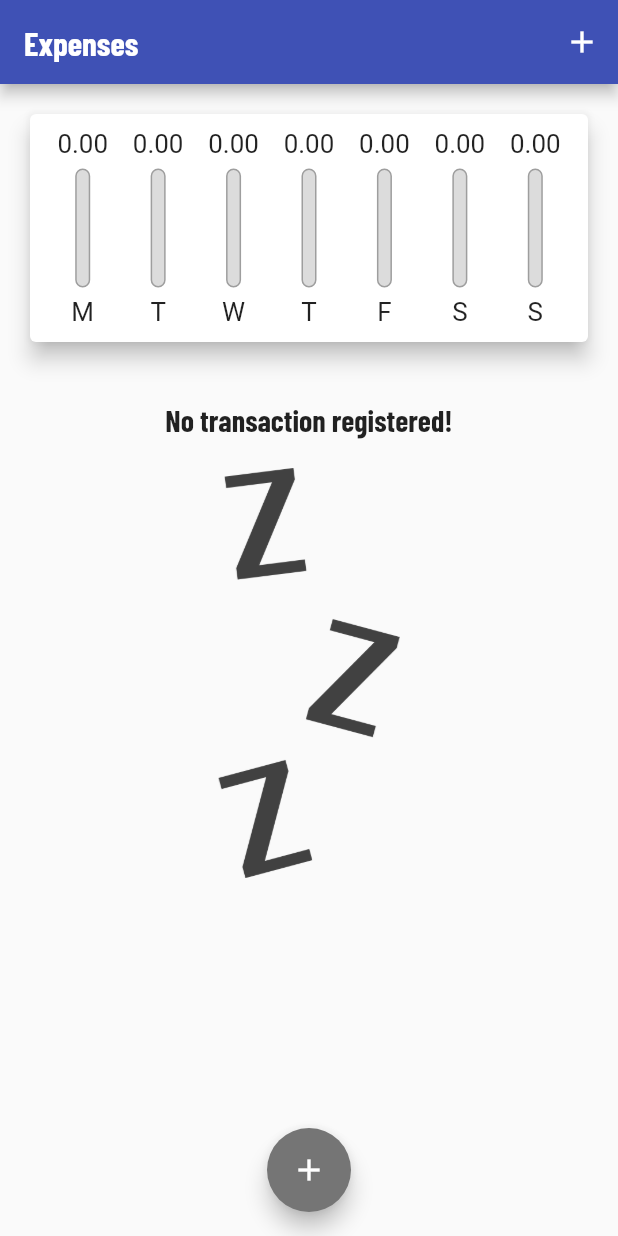
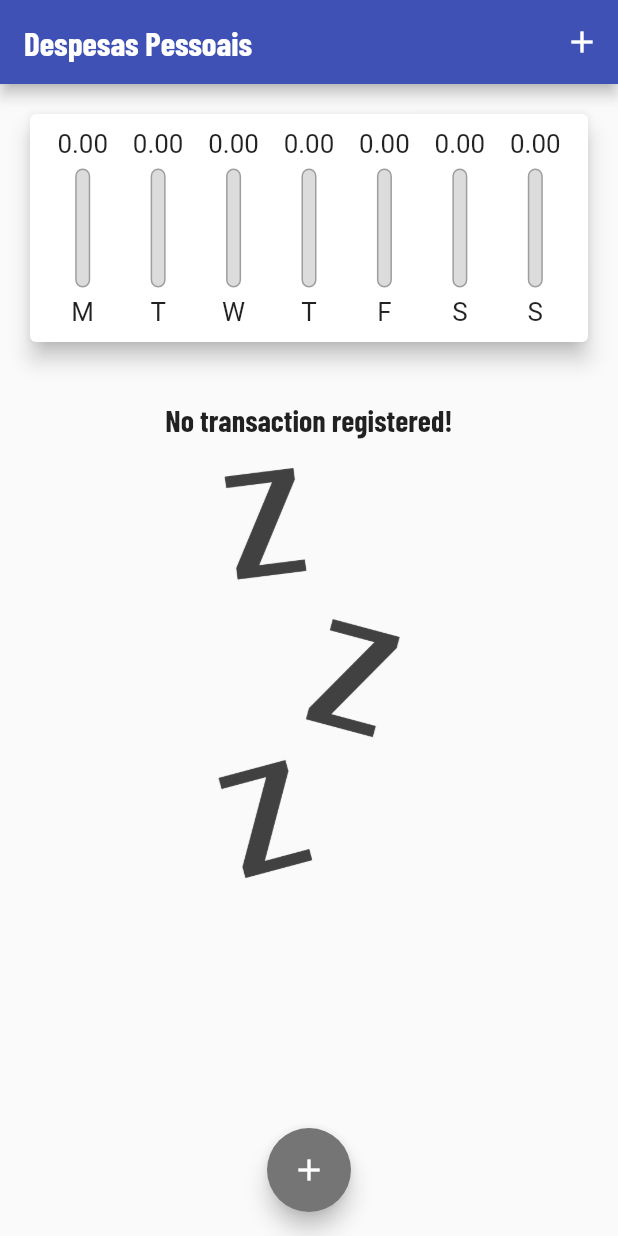
Before and after one commit to Luis020-hub/Despesas-Pessoais-Flutter, a Flutter app: the screen it shows after launch, on a phone screen of 412 x 824 dp. Run offline on Flutter 3.47's test engine with Material 2 defaults, Android fonts, the phone set to English and light mode, and no system bars.

Commit message:
29/01/2023
- Simplificação do código.
- Detectando plataforma IOS e alterando para se adaptar ao IOS.
- Utilizando Cupertino.

```diff
--- a/lib/main.dart
+++ b/lib/main.dart
@@ -1,6 +1,11 @@
+import 'dart:math';
+import 'dart:io';
+
 import 'package:expenses/components/transaction_form.dart';
 import 'package:flutter/material.dart';
-import 'dart:math';
+import 'package:flutter/cupertino.dart';
+
+import 'components/transaction_form.dart';
 import 'components/transaction_list.dart';
 import 'components/chart.dart';
 import 'models/transaction.dart';
@@ -92,37 +97,43 @@ class _MyHomePageState extends State<MyHomePage> {
     );
   }
 
+  Widget _getIconButton(IconData icon, Function() fn) {
+    return Platform.isIOS
+        ? GestureDetector(onTap: fn, child: Icon(icon))
+        : IconButton(icon: Icon(icon), onPressed: fn);
+  }
+
   @override
   Widget build(BuildContext context) {
-    bool isLandscape =
-        MediaQuery.of(context).orientation == Orientation.landscape;
+    final mediaQuery = MediaQuery.of(context);
+    bool isLandscape = mediaQuery.orientation == Orientation.landscape;
 
-    final appBar = AppBar(
-      title: const Text("Expenses"),
-      actions: [
+    final actions = [
       if (isLandscape)
-          IconButton(
-            icon: Icon(_showChart ? Icons.list : Icons.show_chart),
-            onPressed: () => {
+        _getIconButton(
+          _showChart ? Icons.list : Icons.show_chart,
+          () {
             setState(() {
               _showChart = !_showChart;
-              })
+            });
           },
         ),
-        IconButton(
-          icon: const Icon(Icons.add),
-          onPressed: () => _openTransactionFormModal(context),
+      _getIconButton(
+        Platform.isIOS ? CupertinoIcons.add : Icons.add,
+        () => _openTransactionFormModal(context),
       ),
-      ],
+    ];
+
+    final PreferredSizeWidget appBar = AppBar(
+      title: const Text('Despesas Pessoais'),
+      actions: actions,
     );
 
-    final avaibleHeight = MediaQuery.of(context).size.height -
+    final availableHeight = mediaQuery.size.height -
         appBar.preferredSize.height -
-        MediaQuery.of(context).padding.top;
+        mediaQuery.padding.top;
 
-    return Scaffold(
-      appBar: appBar,
-      body: SingleChildScrollView(
+    final bodyPage = SingleChildScrollView(
       child: Column(
         crossAxisAlignment: CrossAxisAlignment.stretch,
         children: [
@@ -143,22 +154,44 @@ class _MyHomePageState extends State<MyHomePage> {
           //   ),
           if (_showChart || !isLandscape)
             SizedBox(
-                height: avaibleHeight * (isLandscape ? /* Paisagem -> */ 0.80  : /* Retrato -> */ 0.25 ),
+              height: availableHeight *
+                  (isLandscape
+                      ? /* Paisagem -> */ 0.80
+                      : /* Retrato -> */ 0.25),
               child: Chart(_recentTransactions),
             ),
           if (!_showChart || !isLandscape)
             SizedBox(
-                height: avaibleHeight * (isLandscape ? /* Paisagem -> */ 0.9 :  /* Retrato -> */ 0.63),
+              height: availableHeight *
+                  (isLandscape ? /* Paisagem -> */ 0.9 : /* Retrato -> */ 0.63),
               child: TransactionList(_transactions, _removeTransaction),
             ),
         ],
       ),
+    );
+
+    return Platform.isIOS
+        ? CupertinoPageScaffold(
+            navigationBar: CupertinoNavigationBar(
+              middle: const Text('Expenses'),
+              trailing: Row(
+                mainAxisSize: MainAxisSize.min,
+                children: actions,
               ),
-      floatingActionButton: FloatingActionButton(
+            ),
+            child: bodyPage,
+          )
+        : Scaffold(
+            appBar: appBar,
+            body: bodyPage,
+            floatingActionButton: Platform.isIOS
+                ? Container()
+                : FloatingActionButton(
                     child: const Icon(Icons.add),
                     onPressed: () => _openTransactionFormModal(context),
                   ),
-      floatingActionButtonLocation: FloatingActionButtonLocation.centerFloat,
+            floatingActionButtonLocation:
+                FloatingActionButtonLocation.centerFloat,
           );
   }
 }
```
Lines whose indentation alone changed are shown as unchanged.
